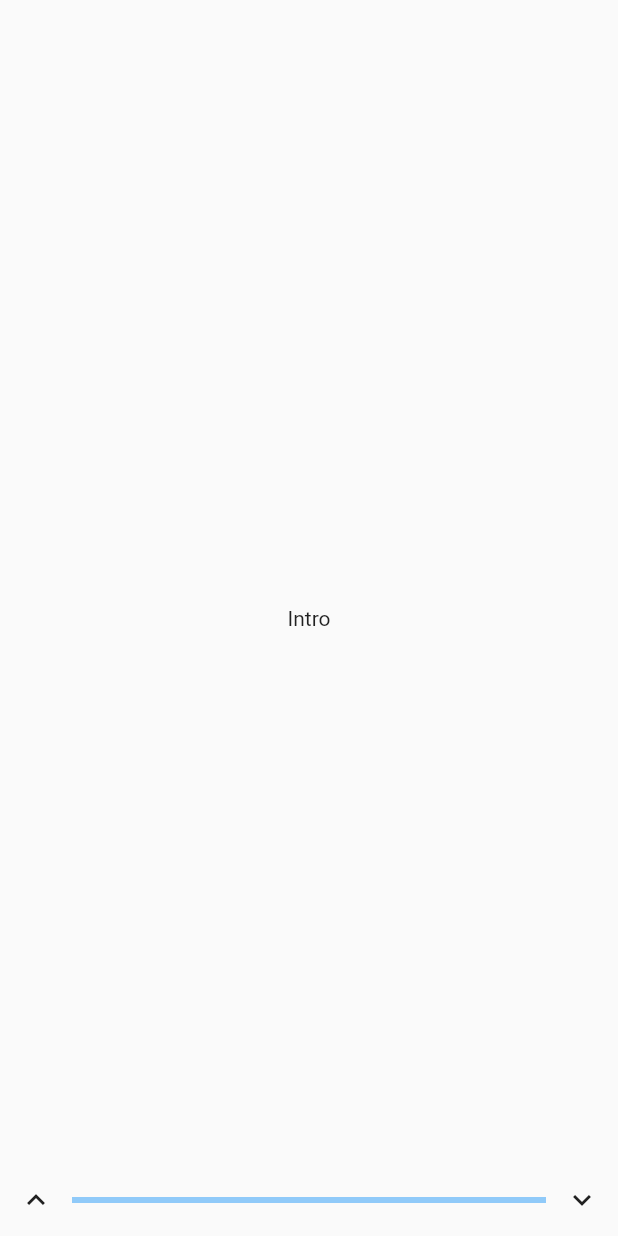
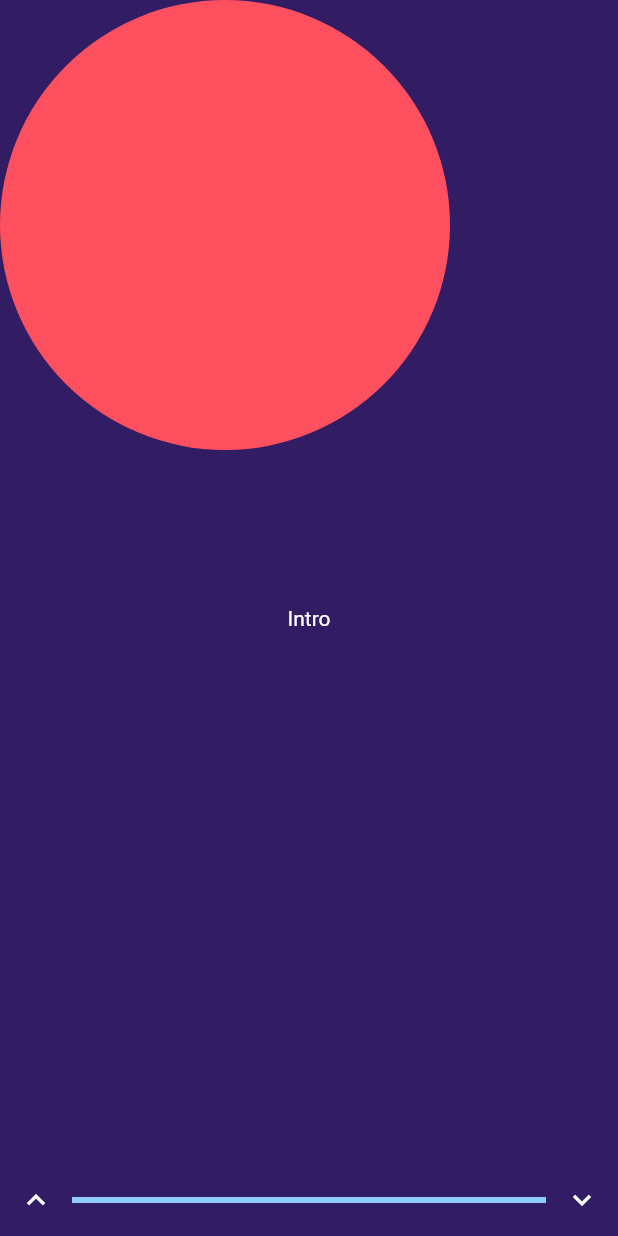
Before and after one commit to jofas/jofas.github.io, a Flutter app: the screen it shows after launch, on a phone screen of 412 x 824 dp. Run offline on Flutter 3.47's test engine with Material 2 defaults, Android fonts, the phone set to English and light mode, and no system bars.

Commit message:
color scheme + started experimenting with clips

```diff
--- /dev/null
+++ b/src/lib/colors.dart
@@ -0,0 +1,131 @@
+import 'package:flutter/material.dart';
+
+class CustomColors {
+  static const MaterialColor green = const MaterialColor(
+    500,
+    {
+      50: Color(0xFFE3FFF3),
+      100: Color(0xFFD0FFED),
+      200: Color(0xFFB3FFE3),
+      300: Color(0xFF88FFD1),
+      400: Color(0xFF53FEBE),
+      500: Color(0xFF3FE1B0),
+      600: Color(0xFF2BC4A2),
+      700: Color(0xFF068989),
+      800: Color(0xFF005E5D),
+      900: Color(0xFF083F37),
+    },
+  );
+
+  static const MaterialColor blue = const MaterialColor(
+    500,
+    {
+      50: Color(0xFFACF1FF),
+      100: Color(0xFF80EAFF),
+      200: Color(0xFF00DDFF),
+      300: Color(0xFF00B3F5),
+      400: Color(0xFF0290EE),
+      500: Color(0xFF0060E0),
+      600: Color(0xFF0250BC),
+      700: Color(0xFF063F96),
+      800: Color(0xFF073072),
+      900: Color(0xFF0A214D),
+    },
+  );
+
+  static const MaterialColor indigo = const MaterialColor(
+    500,
+    {
+      50: Color(0xFFE6DFFF),
+      100: Color(0xFFD9BFFF),
+      200: Color(0xFFCC9EFF),
+      300: Color(0xFFC588FF),
+      400: Color(0xFFAC71FF),
+      500: Color(0xFF9059FF),
+      600: Color(0xFF7543E3),
+      700: Color(0xFF582ACB),
+      800: Color(0xFF46278E),
+      900: Color(0xFF321C64),
+    },
+  );
+
+  static const MaterialColor purple = const MaterialColor(
+    500,
+    {
+      50: Color(0xFFF7E3FF),
+      100: Color(0xFFF6B9FF),
+      200: Color(0xFFF690FF),
+      300: Color(0xFFF564FF),
+      400: Color(0xFFD64CF1),
+      500: Color(0xFFB933E1),
+      600: Color(0xFF962BB9),
+      700: Color(0xFF712290),
+      800: Color(0xFF4D1A69),
+      900: Color(0xFF2B1141),
+    },
+  );
+
+  static const MaterialColor violet = const MaterialColor(
+    500,
+    {
+      50: Color(0xFFFFDFF0),
+      100: Color(0xFFFFB4DB),
+      200: Color(0xFFFF8AC6),
+      300: Color(0xFFFF6BBB),
+      400: Color(0xFFFE4AA3),
+      500: Color(0xFFFF2A8A),
+      600: Color(0xFFE11586),
+      700: Color(0xFFC60184),
+      800: Color(0xFF7F165B),
+      900: Color(0xFF50134C),
+    },
+  );
+
+  static const MaterialColor red = const MaterialColor(
+    500,
+    {
+      50: Color(0xFFFFE0E8),
+      100: Color(0xFFFFBEC6),
+      200: Color(0xFFFF9AA2),
+      300: Color(0xFFFF848C),
+      400: Color(0xFFFF6A75),
+      500: Color(0xFFFF505F),
+      600: Color(0xFFE02950),
+      700: Color(0xFFC50143),
+      800: Color(0xFF800220),
+      900: Color(0xFF440307),
+    },
+  );
+
+  static const MaterialColor orange = const MaterialColor(
+    500,
+    {
+      50: Color(0xFFFFF4DE),
+      100: Color(0xFFFFD6B2),
+      200: Color(0xFFFFB588),
+      300: Color(0xFFFEA365),
+      400: Color(0xFFFE8A4F),
+      500: Color(0xFFFF7139),
+      600: Color(0xFFE25821),
+      700: Color(0xFFCD3D00),
+      800: Color(0xFF9D280C),
+      900: Color(0xFF7B1604),
+    },
+  );
+
+  static const MaterialColor yellow = const MaterialColor(
+    500,
+    {
+      50: Color(0xFFFFFFCD),
+      100: Color(0xFFFEFF95),
+      200: Color(0xFFFFEA7F),
+      300: Color(0xFFFFD567),
+      400: Color(0xFFFFBD4F),
+      500: Color(0xFFFFA537),
+      600: Color(0xFFE17F2E),
+      700: Color(0xFFC45A28),
+      800: Color(0xFFA7341F),
+      900: Color(0xFF960F18),
+    },
+  );
+}
--- a/src/lib/main.dart
+++ b/src/lib/main.dart
@@ -1,6 +1,8 @@
 import 'package:flutter/material.dart';
 
 import 'package:url_launcher/url_launcher.dart';
+
+import 'colors.dart';
 
 void main() {
   runApp(const MyApp());
@@ -14,7 +16,15 @@ class MyApp extends StatelessWidget {
     return MaterialApp(
       title: 'Flutter Demo',
       theme: ThemeData(
-        primarySwatch: Colors.blue,
+        scaffoldBackgroundColor: CustomColors.indigo[900],
+        textTheme: Theme.of(context).textTheme.copyWith(
+          bodyText2: TextStyle(
+            color: Colors.white,
+          ),
+        ),
+        iconTheme: Theme.of(context).iconTheme.copyWith(
+          color: Colors.white,
+        ),
       ),
       home: MyHomePage(),
     );
@@ -73,6 +83,17 @@ class MyHomePageState extends State<MyHomePage> {
                 controller: widget.pageController,
                 scrollDirection: Axis.vertical,
                 children: <Widget>[
+                  Stack(
+                    children: <Widget>[
+                      ClipPath(
+                        clipper: OvalClipper(),
+                        child: Container(
+                          height: 300,
+                          width: 300,
+                          padding: EdgeInsets.all(50),
+                          color: CustomColors.red[500],
+                        ),
+                      ),
                       Center(
                         child: Column(
                           mainAxisAlignment: MainAxisAlignment.center,
@@ -80,6 +101,8 @@ class MyHomePageState extends State<MyHomePage> {
                             const Text("Intro"),
                           ],
                         ),
+                      ),
+                    ],
                   ),
                   Center(
                     child: Column(
@@ -181,3 +204,27 @@ class MyHomePageState extends State<MyHomePage> {
     );
   }
 }
+
+class OvalClipper extends CustomClipper<Path> {
+  @override
+  bool shouldReclip(CustomClipper<Path> oldClipper) {
+    return false;
+  }
+
+  @override
+  Path getClip(Size size) {
+    final rect = Rect.fromCenter(
+      center: Offset(size.width / 2, size.height / 2),
+      width: size.width,
+      height: size.height,
+    );
+
+    final path = Path();
+
+    path.addOval(rect);
+
+    path.close();
+
+    return path;
+  }
+}
```
Also changed, not shown: 1 other file. Lines whose indentation alone changed are shown as unchanged.
